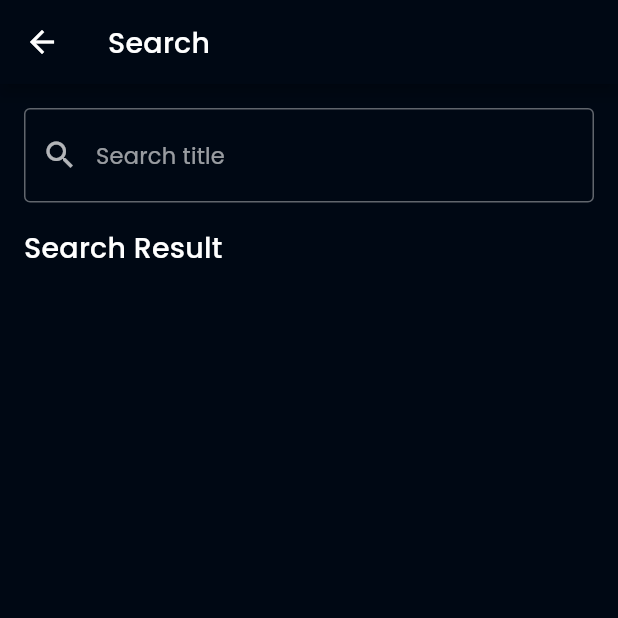
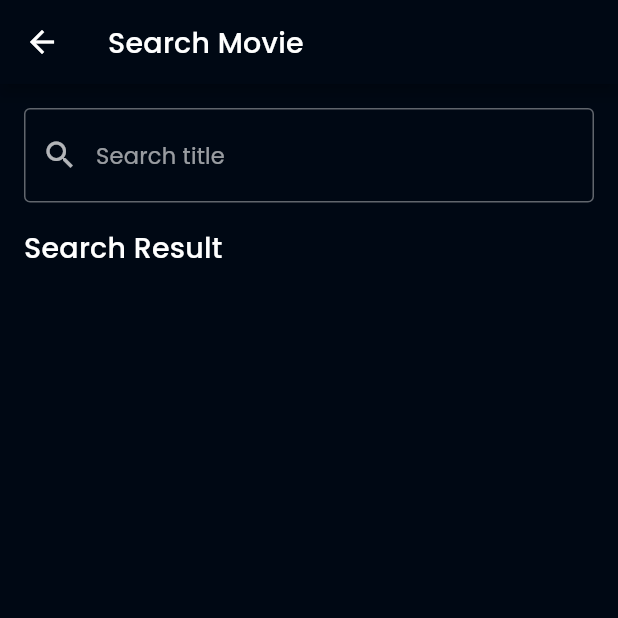
Before and after one commit to rosi1777/ditonton_app, a Flutter app: the SearchPage screen opened by its route, on a phone screen of 412 x 824 dp, the top half of it. Run offline on Flutter 3.47's test engine with Material 2 defaults, Android fonts, the phone set to English and light mode, and no system bars; our stand-ins replace cached_network_image, dartz, equatable, firebase_core, flutter_bloc, flutter_rating_bar and 4 more; accounts and stored records are empty; statements that could not run were skipped; key blocks and very long unbroken strings in the code were emptied for the run.

Commit message:
fix search module

```diff
--- a/core/lib/utils/routes.dart
+++ b/core/lib/utils/routes.dart
@@ -4,4 +4,5 @@ const POPULAR_MOVIES_ROUTE = '/popular-movie';
 const TOP_RATED_ROUTE = '/top-rated-movie';
 const MOVIE_DETAIL_ROUTE = '/detail';
 const SEARCH_ROUTE = '/search';
+const TV_SEARCH_ROUTE = '/search_tv';
 const ABOUT_ROUTE = '/about';
--- a/lib/main.dart
+++ b/lib/main.dart
@@ -12,6 +12,7 @@ import 'package:movie/presentation/bloc/top_rated_movies_bloc.dart';
 import 'package:movie/presentation/pages/movie_detail_page.dart';
 import 'package:movie/presentation/pages/home_movie_page.dart';
 import 'package:movie/presentation/pages/popular_movies_page.dart';
+import 'package:search/presentation/pages/tv_search_page.dart';
 import 'package:tv/presentation/bloc/airing_today_tv_bloc.dart';
 import 'package:tv/presentation/bloc/popular_tv_bloc.dart';
 import 'package:tv/presentation/bloc/top_rated_tv_bloc.dart';
@@ -115,6 +116,8 @@ class MyApp extends StatelessWidget {
               return CupertinoPageRoute(
                 builder: (_) => const SearchPage(),
               );
+            case SearchTvPage.ROUTE_NAME:
+              return CupertinoPageRoute(builder: (_) => const SearchTvPage());
             case WatchlistMoviesPage.ROUTE_NAME:
               return MaterialPageRoute(
                   builder: (_) => const WatchlistMoviesPage());
--- a/search/lib/presentation/pages/search_page.dart
+++ b/search/lib/presentation/pages/search_page.dart
@@ -8,17 +8,20 @@ import '../bloc/movie/movie_search_bloc.dart';
 import 'package:movie/presentation/widgets/movie_card_list.dart';
 import 'package:flutter/material.dart';
 
-import '../bloc/tv/tv_search_bloc.dart';
-
-class SearchPage extends StatelessWidget {
+class SearchPage extends StatefulWidget {
   static const ROUTE_NAME = '/search';
   const SearchPage({Key? key}) : super(key: key);
 
   @override
+  State<SearchPage> createState() => _SearchPageState();
+}
+
+class _SearchPageState extends State<SearchPage> {
+  @override
   Widget build(BuildContext context) {
     return Scaffold(
       appBar: AppBar(
-        title: const Text('Search'),
+        title: const Text('Search Movie'),
       ),
       body: Padding(
         padding: const EdgeInsets.all(16.0),
@@ -30,7 +33,6 @@ class SearchPage extends StatelessWidget {
                 context
                     .read<MoviesSearchBloc>()
                     .add(MoviesOnQueryChanged(query));
-                context.read<TvSearchBloc>().add(TvOnQueryChanged(query));
               },
               decoration: const InputDecoration(
                 hintText: 'Search title',
@@ -45,40 +47,33 @@ class SearchPage extends StatelessWidget {
               style: kHeading6,
             ),
             BlocBuilder<MoviesSearchBloc, MoviesSearchState>(
-              builder: (_, movie) => BlocBuilder<TvSearchBloc, TvSearchState>(
-                builder: (_, tv) {
-                  if (movie is MoviesSearchLoading && tv is TvSearchLoading) {
+                builder: (_, movie) {
+              if (movie is MoviesSearchLoading) {
                 return const Expanded(
                   child: Center(
                     child: CircularProgressIndicator(),
                   ),
                 );
-                  } else if (tv is TvSearchHasData &&
-                      movie is MoviesSearchHasData) {
+              } else if (movie is MoviesSearchHasData) {
                 final List<dynamic> result = [
                   ...movie.result,
-                      ...tv.result
                 ];
                 return Expanded(
                     child: (result.isNotEmpty)
                         ? ListView.builder(
                             key: const Key('search-listview'),
-                                itemBuilder: (_, index) =>
-                                    (result[index] is Movie)
+                            itemBuilder: (_, index) => (result[index] is Movie)
                                 ? MovieCard(result[index])
                                 : TvSeriesCard(result[index]),
                             itemCount: result.length,
                           )
                         : const Center(
-                                child: Text(
-                                    'Cannot Found Movies and Tv Series :('),
+                            child: Text('Cannot Found Movies :('),
                           ));
               } else {
                 return const SizedBox(key: Key('search-error'));
               }
-                },
-              ),
-            ),
+            }),
           ],
         ),
       ),
--- a/tv/lib/presentation/pages/tv_series_page.dart
+++ b/tv/lib/presentation/pages/tv_series_page.dart
@@ -87,7 +87,7 @@ class _TvSeriesPageState extends State<TvSeriesPage> {
             onPressed: () {
               Navigator.pushNamed(
                 context,
-                SEARCH_ROUTE,
+                TV_SEARCH_ROUTE,
                 arguments: isMovie,
               );
             },
```
Also changed, not shown: search/lib/presentation/pages/tv_search_page.dart (added, +76 -0 lines). Lines whose indentation alone changed are shown as unchanged.
